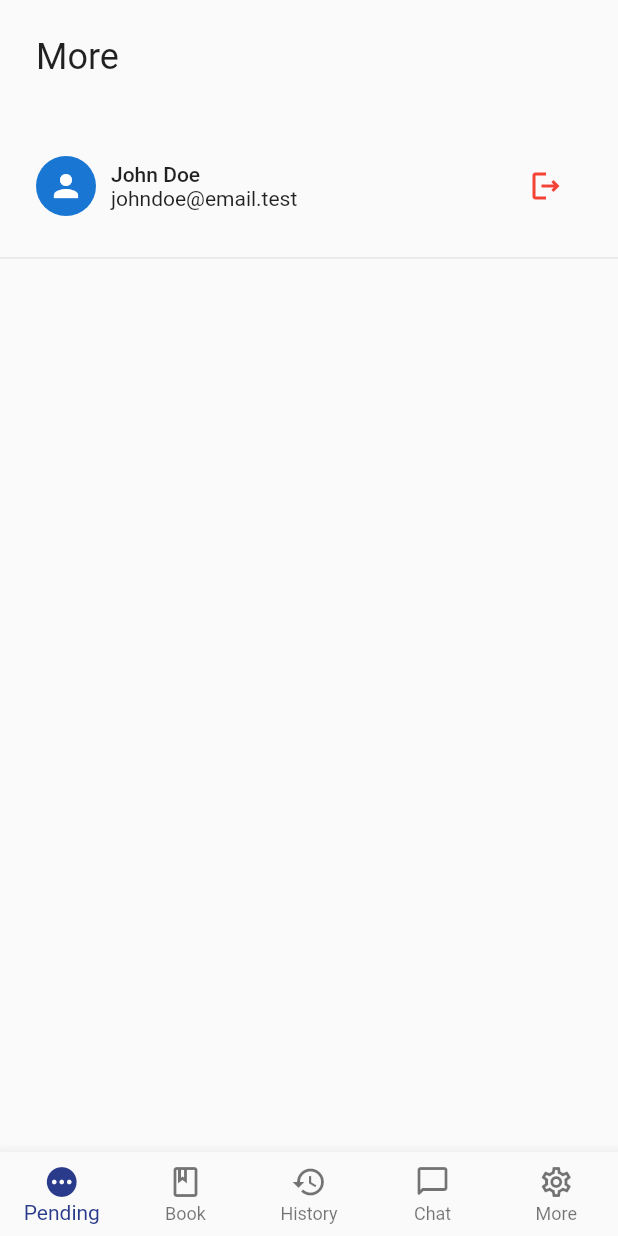
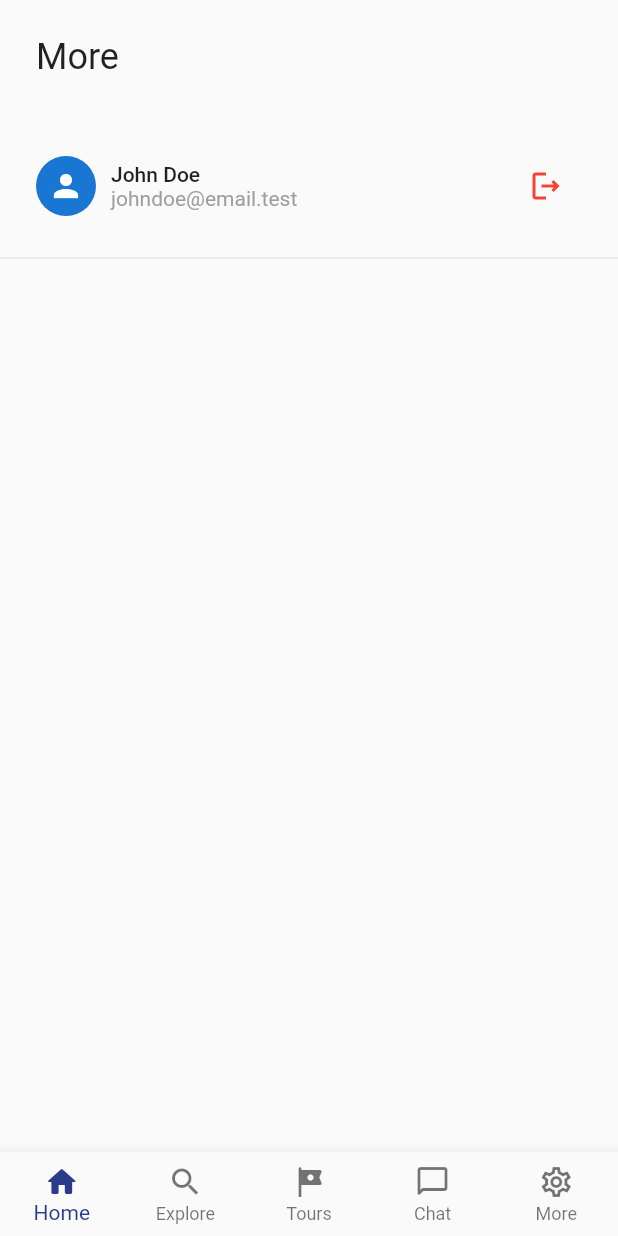
Before and after one commit to mickylarbi/touriso, a Flutter app: the TabView screen opened directly, swiped to page 5, on a phone screen of 412 x 824 dp. Run offline on Flutter 3.47's test engine with Material 2 defaults, Android fonts, the phone set to English and light mode, and no system bars.

Commit message:
feat: change pages

```diff
--- a/lib/screens/tab_view/more/more_screen.dart
+++ b/lib/screens/tab_view/more/more_screen.dart
@@ -26,18 +26,24 @@ class MoreScreen extends StatelessWidget {
                       'John Doe',
                       style: Theme.of(context).textTheme.bodyLarge,
                     ),
-                    Text('johndoe@email.test'),
+                    Text(
+                      'johndoe@email.test',
+                      style: const TextStyle(color: Colors.grey),
+                    ),
                   ],
                 ),
                 const SizedBox(width: 10),
                 const Spacer(),
                 IconButton(
-                  onPressed: () {Navigator.pushAndRemoveUntil(
-                          context,
-                          MaterialPageRoute(
-                              builder: (context) => const AuthScreen(authType: AuthType.signUp)),
-                          (route) => false,
-                        );},
+                  onPressed: () {
+                    Navigator.pushAndRemoveUntil(
+                      context,
+                      MaterialPageRoute(
+                          builder: (context) =>
+                              const AuthScreen(authType: AuthType.signUp)),
+                      (route) => false,
+                    );
+                  },
                   icon: const Icon(Icons.logout_outlined),
                   color: Colors.red,
                 ),
--- a/lib/screens/tab_view/tab_view.dart
+++ b/lib/screens/tab_view/tab_view.dart
@@ -47,19 +47,19 @@ class _TabViewState extends State<TabView> {
             },
             items: const [
               BottomNavigationBarItem(
-                icon: Icon(Icons.pending_outlined),
-                label: 'Pending',
-                activeIcon: Icon(Icons.pending),
+                icon: Icon(Icons.home_outlined),
+                label: 'Home',
+                activeIcon: Icon(Icons.home_rounded),
               ),
               BottomNavigationBarItem(
-                icon: Icon(Icons.book_outlined),
-                label: 'Book',
-                activeIcon: Icon(Icons.book),
+                icon: Icon(Icons.search_outlined),
+                label: 'Explore',
+                activeIcon: Icon(Icons.search_rounded),
               ),
               BottomNavigationBarItem(
-                icon: Icon(Icons.history_outlined),
-                label: 'History',
-                activeIcon: Icon(Icons.history),
+                icon: Icon(Icons.tour_rounded),
+                label: 'Tours',
+                activeIcon: Icon(Icons.tour_rounded),
               ),
               BottomNavigationBarItem(
                 icon: Icon(Icons.chat_bubble_outline_rounded),
@@ -84,4 +84,26 @@ class _TabViewState extends State<TabView> {
 
     super.dispose();
   }
+
+  ///places
+  ///packages (transport, accommodation, feeding)
+  ///packages can have multiple locations/places
+  ///region
+  ///
+  ///
+  ///models
+  ///tourist site
+  /// - name
+  /// - city/town/village
+  /// - region
+  /// - description
+  ///
+  ///package
+  /// - title
+  /// - tourist site
+  /// - transport
+  /// - accommodation
+  /// - feeding
+  /// - price
+  /// - duration
 }
```
Also changed, not shown: pubspec.lock.
